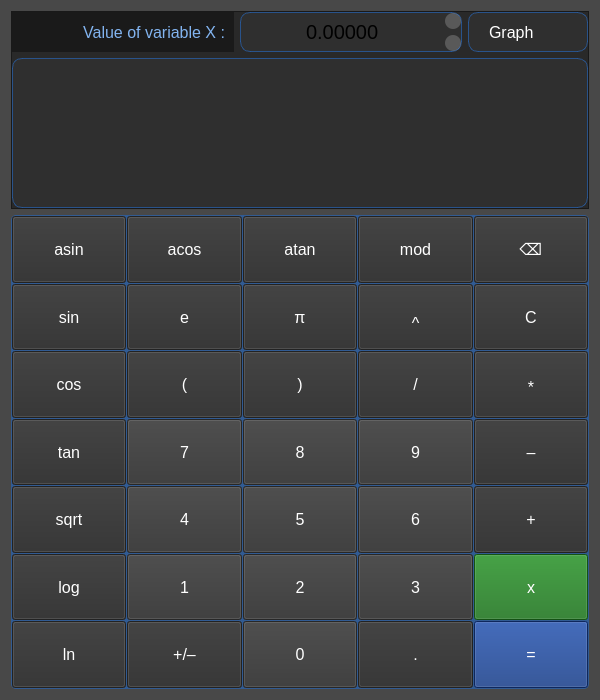
First picture: the form in src/modules/view/calculator_view.ui, repository kossadda/SmartCalc_v2.0, before the edit.
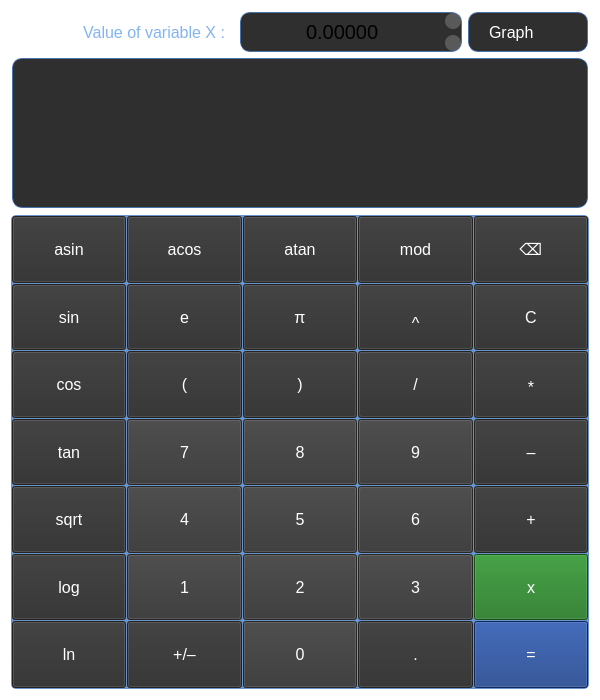
Second picture: the form after the edit. Icons and pictures are not drawn.

Commit message: feat: add plot class feat: correct background colors

```diff
--- a/src/modules/view/calculator_view.ui
+++ b/src/modules/view/calculator_view.ui
@@ -33,7 +33,7 @@
   </property>
   <property name="styleSheet">
    <string notr="true">QWidget {
-  background-color: rgba(10, 10, 10, 0.5);
+  background-color: rgba(0, 0, 0, 0.0);
 }</string>
   </property>
   <layout class="QGridLayout" name="gridLayout_2">
@@ -41,7 +41,7 @@
     <widget class="QFrame" name="FrameUpPanel">
      <property name="styleSheet">
       <string notr="true">QFrame {
-  background-color: rgba(10, 10, 10, 0.5);
+  background-color: rgba(0, 0, 0, 0.0);
 }</string>
      </property>
      <property name="frameShape">
@@ -67,7 +67,7 @@
        <widget class="QLabel" name="LabelVar">
         <property name="styleSheet">
          <string notr="true">QLabel {
-  background-color: rgba(10, 10, 10, 0.5);
+  background-color: rgba(0, 0, 0, 0.0);
   padding-right: 5px;
   color: rgb(130, 180, 240);
   font-size: 16px;
```
The commit also changes 5 other files.
